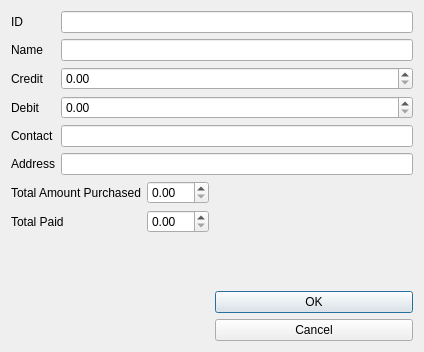
Mr-Se7en/QT_Local_shop, file confirmorderdialog.ui: the form before one commit.
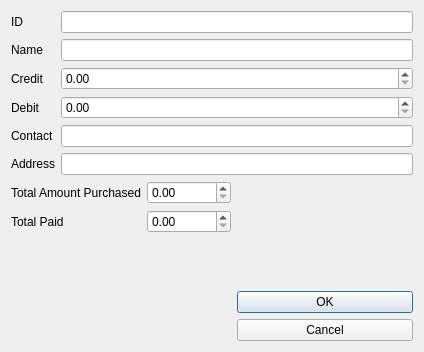
The form after the commit.

```diff
--- a/confirmorderdialog.ui
+++ b/confirmorderdialog.ui
@@ -24,7 +24,11 @@
       </widget>
      </item>
      <item row="0" column="1">
-      <widget class="QDoubleSpinBox" name="doubleSpinBoxTotalAmountPurchased"/>
+      <widget class="QDoubleSpinBox" name="doubleSpinBoxTotalAmountPurchased">
+       <property name="maximum">
+        <double>9999999.990000000223517</double>
+       </property>
+      </widget>
      </item>
      <item row="1" column="0">
       <widget class="QLabel" name="TotalPaidlabel_8">
@@ -34,7 +38,11 @@
       </widget>
      </item>
      <item row="1" column="1">
-      <widget class="QDoubleSpinBox" name="doubleSpinBoxAmountPaid"/>
+      <widget class="QDoubleSpinBox" name="doubleSpinBoxAmountPaid">
+       <property name="maximum">
+        <double>9999999.990000000223517</double>
+       </property>
+      </widget>
      </item>
     </layout>
    </item>
```
Left out of the diff: 12 changed lines with no effect on the pictures.
